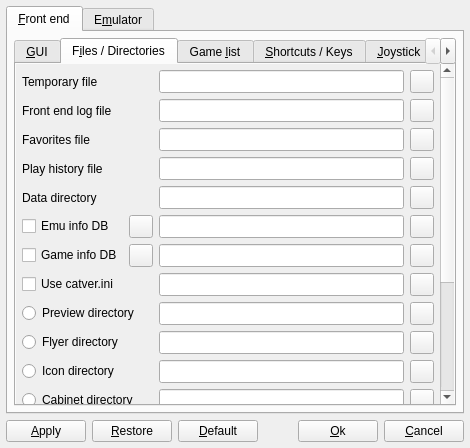
Before: the Qt Designer form options.ui in qmc2/qmc2-mame-fe, drawn with Qt 5.
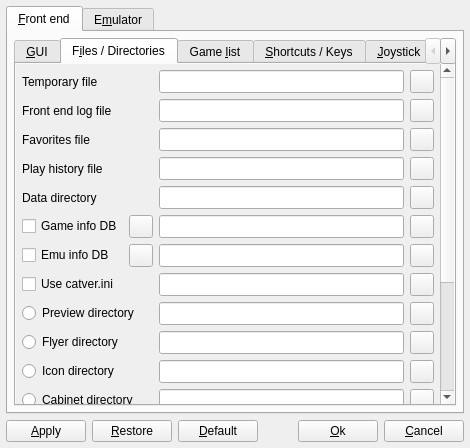
After: the same form once the commit is applied. The open tabs and pages were chosen to show the change. Icons and pictures are not drawn.

Commit message: fix: confused game- and emu-info DB widgets in last change

The edit to the form file:
```diff
--- a/options.ui
+++ b/options.ui
@@ -2060,44 +2060,6 @@
                   </layout>
                  </item>
                  <item row="5" column="0">
-                  <layout class="QHBoxLayout" name="horizontalLayout">
-                   <item>
-                    <widget class="QCheckBox" name="checkBoxProcessEmuInfoDB">
-                     <property name="toolTip">
-                      <string>Load emulator information database (mameinfo.dat)</string>
-                     </property>
-                     <property name="text">
-                      <string>Emu info DB</string>
-                     </property>
-                     <property name="icon">
-                      <iconset resource="qmc2.qrc">
-                       <normaloff>:/data/img/reload_small.png</normaloff>:/data/img/reload_small.png</iconset>
-                     </property>
-                    </widget>
-                   </item>
-                   <item>
-                    <widget class="QToolButton" name="toolButtonCompressEmuInfoDB">
-                     <property name="sizePolicy">
-                      <sizepolicy hsizetype="Fixed" vsizetype="Minimum">
-                       <horstretch>0</horstretch>
-                       <verstretch>0</verstretch>
-                      </sizepolicy>
-                     </property>
-                     <property name="toolTip">
-                      <string>Use in-memory compression for emulator info DB (a bit slower, but consumes distinctly less memory; compression rate is usually about 1:16)</string>
-                     </property>
-                     <property name="icon">
-                      <iconset resource="qmc2.qrc">
-                       <normaloff>:/data/img/compressed.png</normaloff>:/data/img/compressed.png</iconset>
-                     </property>
-                     <property name="checkable">
-                      <bool>true</bool>
-                     </property>
-                    </widget>
-                   </item>
-                  </layout>
-                 </item>
-                 <item row="6" column="0">
                   <layout class="QHBoxLayout" name="horizontalLayout_2">
                    <item>
                     <widget class="QCheckBox" name="checkBoxProcessGameInfoDB">
@@ -2135,6 +2097,44 @@
                    </item>
                   </layout>
                  </item>
+                 <item row="6" column="0">
+                  <layout class="QHBoxLayout" name="horizontalLayout">
+                   <item>
+                    <widget class="QCheckBox" name="checkBoxProcessEmuInfoDB">
+                     <property name="toolTip">
+                      <string>Load emulator information database (mameinfo.dat)</string>
+                     </property>
+                     <property name="text">
+                      <string>Emu info DB</string>
+                     </property>
+                     <property name="icon">
+                      <iconset resource="qmc2.qrc">
+                       <normaloff>:/data/img/reload_small.png</normaloff>:/data/img/reload_small.png</iconset>
+                     </property>
+                    </widget>
+                   </item>
+                   <item>
+                    <widget class="QToolButton" name="toolButtonCompressEmuInfoDB">
+                     <property name="sizePolicy">
+                      <sizepolicy hsizetype="Fixed" vsizetype="Minimum">
+                       <horstretch>0</horstretch>
+                       <verstretch>0</verstretch>
+                      </sizepolicy>
+                     </property>
+                     <property name="toolTip">
+                      <string>Use in-memory compression for emulator info DB (a bit slower, but consumes distinctly less memory; compression rate is usually about 1:16)</string>
+                     </property>
+                     <property name="icon">
+                      <iconset resource="qmc2.qrc">
+                       <normaloff>:/data/img/compressed.png</normaloff>:/data/img/compressed.png</iconset>
+                     </property>
+                     <property name="checkable">
+                      <bool>true</bool>
+                     </property>
+                    </widget>
+                   </item>
+                  </layout>
+                 </item>
                 </layout>
                </item>
               </layout>
```
Left out of the diff: 8 changed lines with no effect on the pictures.
